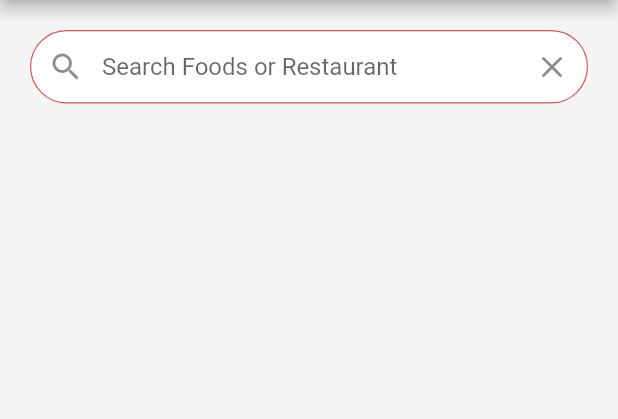
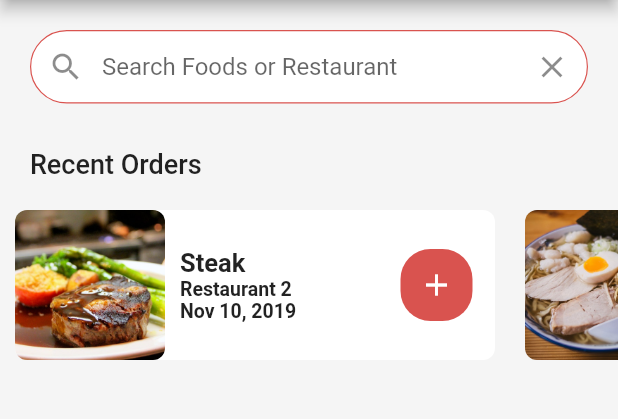
Before and after one commit to mohhamad-esmaili/food-delivery, a Flutter app: the screen it shows after launch, on a phone screen of 412 x 824 dp, the part 84-503 px from its top. Run offline on Flutter 3.47's test engine with Material 2 defaults, Android fonts, the phone set to English and light mode, and no system bars; drawn by our look-alikes of animated_text_kit.

Commit message:
make recent order design

```diff
--- a/lib/screens/home_screen.dart
+++ b/lib/screens/home_screen.dart
@@ -1,9 +1,85 @@
 import 'package:animated_text_kit/animated_text_kit.dart';
 import 'package:flutter/material.dart';
 import 'package:flutter_food_delivery_ui/data/data.dart';
+import 'package:flutter_food_delivery_ui/models/order.dart';
 import 'package:flutter_food_delivery_ui/models/restaurant.dart';
 
 class FoodHomeScreen extends StatelessWidget {
+  _recentOrders(BuildContext context, Order order) {
+    return Container(
+      height: 100.0,
+      width: 320.0,
+      margin: EdgeInsets.all(10.0),
+      decoration: BoxDecoration(
+          borderRadius: BorderRadius.circular(8.0), color: Colors.white),
+      child: Row(
+        mainAxisAlignment: MainAxisAlignment.spaceBetween,
+        children: [
+          Row(
+            children: [
+              ClipRRect(
+                borderRadius: BorderRadius.circular(8.0),
+                child: Image(
+                  width: 100.0,
+                  height: 100.0,
+                  fit: BoxFit.cover,
+                  image: AssetImage(order.food.imageUrl),
+                ),
+              ),
+              Container(
+                margin: EdgeInsets.symmetric(vertical: 10.0, horizontal: 10.0),
+                child: Column(
+                  mainAxisAlignment: MainAxisAlignment.center,
+                  crossAxisAlignment: CrossAxisAlignment.start,
+                  children: [
+                    Text(
+                      order.food.name,
+                      style: TextStyle(
+                        fontSize: 17.0,
+                        fontWeight: FontWeight.w600,
+                      ),
+                      overflow: TextOverflow.ellipsis,
+                    ),
+                    Text(
+                      order.restaurant.name,
+                      style: TextStyle(
+                        fontSize: 13.0,
+                        fontWeight: FontWeight.w600,
+                      ),
+                      overflow: TextOverflow.ellipsis,
+                    ),
+                    Text(
+                      order.date,
+                      style: TextStyle(
+                        fontSize: 13.0,
+                        fontWeight: FontWeight.w600,
+                      ),
+                      overflow: TextOverflow.ellipsis,
+                    ),
+                  ],
+                ),
+              ),
+            ],
+          ),
+          Container(
+            margin: EdgeInsets.only(right: 15.0),
+            decoration: BoxDecoration(
+              borderRadius: BorderRadius.circular(20.0),
+              color: Theme.of(context).primaryColor,
+            ),
+            child: IconButton(
+              onPressed: () {},
+              icon: Icon(
+                Icons.add,
+                color: Colors.white,
+              ),
+            ),
+          )
+        ],
+      ),
+    );
+  }
+
   @override
   Widget build(BuildContext context) {
     return Scaffold(
@@ -83,7 +159,27 @@ class FoodHomeScreen extends StatelessWidget {
                 ),
               ),
             ),
-          )
+          ),
+          Padding(
+            padding:
+                const EdgeInsets.symmetric(horizontal: 20.0, vertical: 10.0),
+            child: Text(
+              'Recent Orders',
+              style: TextStyle(fontSize: 18.0, fontWeight: FontWeight.w500),
+            ),
+          ),
+          Container(
+            height: 120.0,
+            child: ListView.builder(
+              physics: BouncingScrollPhysics(),
+              itemCount: currentUser.orders.length,
+              scrollDirection: Axis.horizontal,
+              itemBuilder: (BuildContext context, int index) {
+                Order order = currentUser.orders[index];
+                return _recentOrders(context, order);
+              },
+            ),
+          ),
         ],
       ),
     );
```
